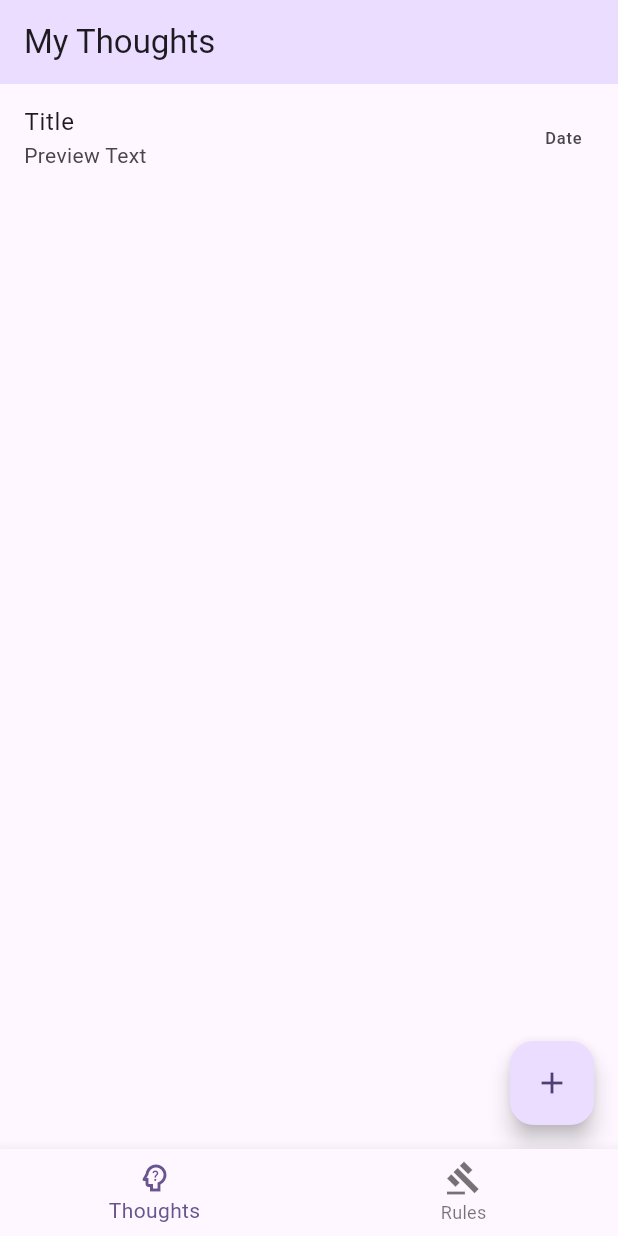
After one commit to MontyCoder0701/thinkthru, a Flutter app: the screen it shows after launch, on a phone screen of 412 x 824 dp. The commit adds this screen. Run offline on Flutter 3.47's test engine with Material 3 defaults, Android fonts, the phone set to English and light mode, and no system bars.

Commit message:
feat: navigation bar로 각 화면으로 이동

```diff
--- a/lib/screens/home.dart
+++ b/lib/screens/home.dart
@@ -1,4 +1,7 @@
 import 'package:flutter/material.dart';
+
+import '/screens/rule_list.dart';
+import '/screens/thought_list.dart';
 
 class HomeScreen extends StatefulWidget {
   const HomeScreen({super.key});
@@ -8,29 +11,18 @@ class HomeScreen extends StatefulWidget {
 }
 
 class _HomeScreenState extends State<HomeScreen> {
-  late final theme = Theme.of(context);
+  int _selectedIndex = 0;
+  List<Widget> _mainScreens = [
+    ThoughtListScreen(),
+    RuleListScreen(),
+  ];
 
   @override
   Widget build(BuildContext context) {
     return Scaffold(
-      appBar: AppBar(
-        backgroundColor: theme.colorScheme.primaryContainer,
-        title: const Text('My Thoughts'),
-      ),
-      body: ListView(
-        children: const [
-          ListTile(
-            title: Text('Title'),
-            subtitle: Text('Preview Text'),
-            trailing: Text('Date'),
-          ),
-        ],
-      ),
-      floatingActionButton: FloatingActionButton(
-        onPressed: () => print('Add new thought'),
-        child: const Icon(Icons.add),
-      ),
+      body: _mainScreens[_selectedIndex],
       bottomNavigationBar: BottomNavigationBar(
+        currentIndex: _selectedIndex,
         items: const [
           BottomNavigationBarItem(
             icon: Icon(Icons.psychology_alt_outlined),
@@ -41,6 +33,9 @@ class _HomeScreenState extends State<HomeScreen> {
             label: 'Rules',
           ),
         ],
+        onTap: (index) => setState(() {
+          _selectedIndex = index;
+        }),
       ),
     );
   }
--- /dev/null
+++ b/lib/screens/thought_list.dart
@@ -0,0 +1,35 @@
+import 'package:flutter/material.dart';
+
+class ThoughtListScreen extends StatefulWidget {
+  const ThoughtListScreen({super.key});
+
+  @override
+  State<ThoughtListScreen> createState() => _ThoughtListScreenState();
+}
+
+class _ThoughtListScreenState extends State<ThoughtListScreen> {
+  @override
+  Widget build(BuildContext context) {
+    late final theme = Theme.of(context);
+
+    return Scaffold(
+      appBar: AppBar(
+        backgroundColor: theme.colorScheme.primaryContainer,
+        title: Text('My Thoughts'),
+      ),
+      body: ListView(
+        children: const [
+          ListTile(
+            title: Text('Title'),
+            subtitle: Text('Preview Text'),
+            trailing: Text('Date'),
+          ),
+        ],
+      ),
+      floatingActionButton: FloatingActionButton(
+        onPressed: () => print('Add new thought'),
+        child: const Icon(Icons.add),
+      ),
+    );
+  }
+}
```
Also changed, not shown: lib/screens/rule_list.dart (added, +22 -0 lines).
